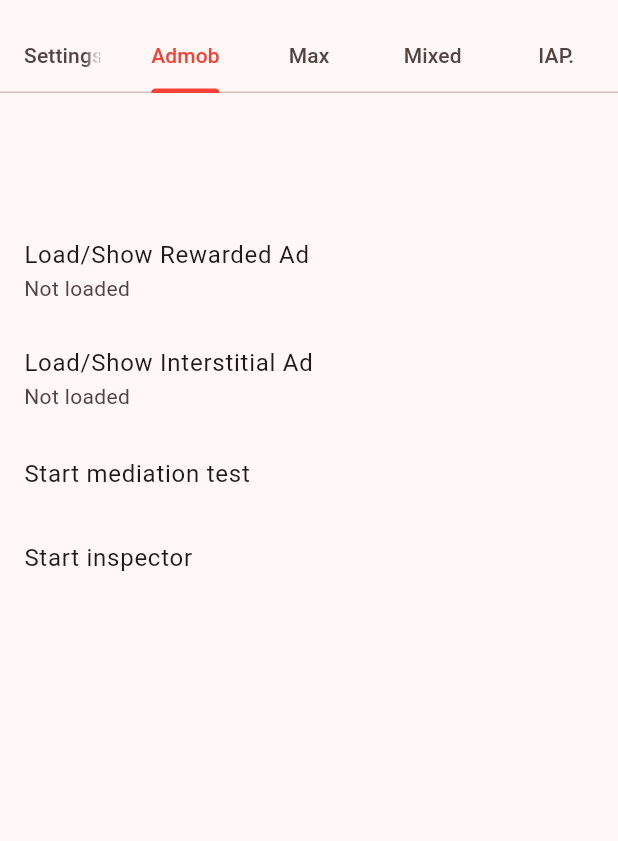
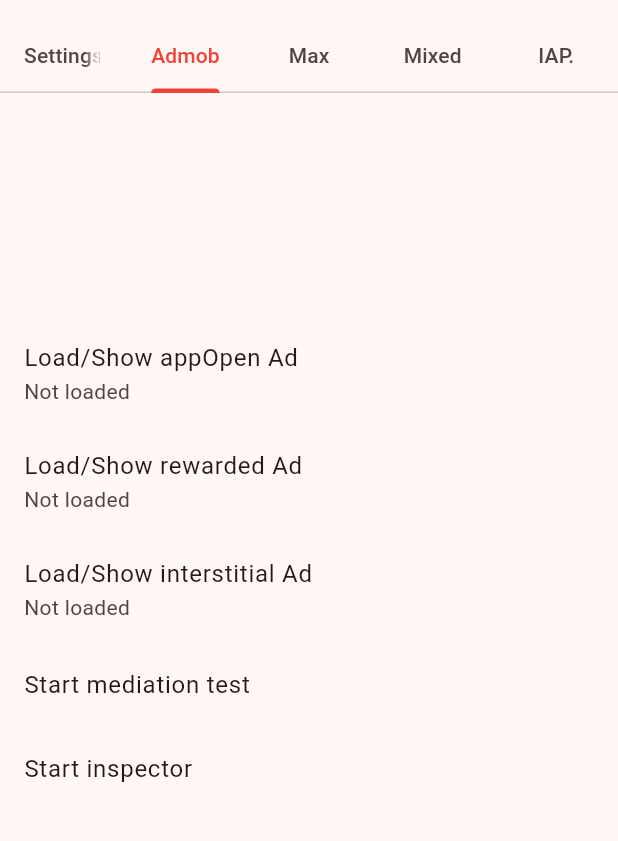
Before and after one commit to LondonX/monetization_kit, a Flutter app: the screen it shows after launch, tab 2 chosen, on a phone screen of 412 x 824 dp, the part 63-904 px from its top. Run offline on Flutter 3.47's test engine with Material 2 defaults, Android fonts, the phone set to English and light mode, and no system bars; our stand-ins replace google_mobile_ads, in_app_purchase, visibility_detector; network calls fail; statements that could not run were skipped.

Commit message:
update Example to support appOpen ads

```diff
--- a/example/lib/ad_provider_page.dart
+++ b/example/lib/ad_provider_page.dart
@@ -4,17 +4,21 @@ import 'package:monetization_kit/ad/ad_loader.dart';
 import 'package:monetization_kit/ad/widget/auto_loading_ad_container.dart';
 
 class AdProviderPage extends StatefulWidget {
-  final AdLoader native;
-  final AdLoader rewarded;
-  final AdLoader interstitial;
+  final AdLoader? native;
+  final AdLoader? banner;
+  final AdLoader? appOpen;
+  final AdLoader? interstitial;
+  final AdLoader? rewarded;
   final Function()? startMediationTest;
   final Function()? startInspector;
 
   const AdProviderPage({
     Key? key,
     required this.native,
+    required this.banner,
+    required this.appOpen,
+    required this.interstitial,
     required this.rewarded,
-    required this.interstitial,
     required this.startMediationTest,
     required this.startInspector,
   }) : super(key: key);
@@ -25,86 +29,74 @@ class AdProviderPage extends StatefulWidget {
 
 class _AdmobPageState extends State<AdProviderPage>
     with AutomaticKeepAliveClientMixin {
-  Object? _rewardedAd;
-  Object? _interstitialAd;
-  bool _rewardedAdLoading = false;
-  bool _interstitialAdLoading = false;
+  final _loadings = <AdLoader>{};
 
-  _loadRewardedAd() async {
+  _loadFullscreenAd(AdLoader adLoader) async {
+    if (_loadings.contains(adLoader)) return;
     setState(() {
-      _rewardedAdLoading = true;
+      _loadings.add(adLoader);
     });
-    final rewardedAd = await widget.rewarded.loadFullscreenAd();
+    await adLoader.loadFullscreenAd();
     setState(() {
-      _rewardedAdLoading = false;
-      _rewardedAd = rewardedAd;
+      _loadings.remove(adLoader);
     });
   }
 
-  _showRewardedAd() async {
-    final rewarded = await widget.rewarded.showFullscreenAd();
-    if (!rewarded) return;
-    setState(() {
-      _rewardedAd = null;
-    });
-  }
-
-  _loadInterstitialAd() async {
-    setState(() {
-      _interstitialAdLoading = true;
-    });
-    final interstitialAd = await widget.interstitial.loadFullscreenAd();
-    setState(() {
-      _interstitialAdLoading = false;
-      _interstitialAd = interstitialAd;
-    });
-  }
-
-  _showInterstitialAd() async {
-    final rewarded = await widget.interstitial.showFullscreenAd();
-    if (!rewarded) return;
-    setState(() {
-      _interstitialAd = null;
-    });
+  _showFullscreenAd(AdLoader adLoader) async {
+    final rewarded = await adLoader.showFullscreenAd();
+    if (!mounted) return;
+    await showDialog(
+      context: context,
+      builder: (context) => AlertDialog(
+        title: const Text("Fullscreen Ad"),
+        content: Text("type: ${adLoader.adType} rewarded: $rewarded"),
+        actions: [
+          TextButton(
+            onPressed: Navigator.of(context).pop,
+            child: const Text("OK"),
+          ),
+        ],
+      ),
+    );
+    setState(() {});
   }
 
   @override
   Widget build(BuildContext context) {
     super.build(context);
+    final native = widget.native;
+    final banner = widget.banner;
+    final appOpen = widget.appOpen;
+    final rewarded = widget.rewarded;
+    final interstitial = widget.interstitial;
     return ListView(
       children: [
-        AutoLoadingAdContainer(
-          adLoader: widget.native,
+        native == null
+            ? const ListTile(
+                title: Text("widget.native is null"),
+                enabled: false,
+              )
+            : AutoLoadingAdContainer(adLoader: native),
+        banner == null
+            ? const ListTile(
+                title: Text("widget.banner is null"),
+                enabled: false,
+              )
+            : AutoLoadingAdContainer(adLoader: banner),
+        _buildFullscreenAdLoaderTile(
+          context,
+          displayName: "appOpen",
+          adLoader: appOpen,
         ),
-        ListTile(
-          title: const Text("Load/Show Rewarded Ad"),
-          onTap: _rewardedAdLoading
-              ? null
-              : _rewardedAd == null
-                  ? _loadRewardedAd
-                  : _showRewardedAd,
-          subtitle: Text(
-            _rewardedAdLoading
-                ? "Loading..."
-                : _rewardedAd == null
-                    ? "Not loaded"
-                    : "✅ Loaded",
-          ),
+        _buildFullscreenAdLoaderTile(
+          context,
+          displayName: "rewarded",
+          adLoader: rewarded,
         ),
-        ListTile(
-          title: const Text("Load/Show Interstitial Ad"),
-          onTap: _interstitialAdLoading
-              ? null
-              : _interstitialAd == null
-                  ? _loadInterstitialAd
-                  : _showInterstitialAd,
-          subtitle: Text(
-            _interstitialAdLoading
-                ? "Loading..."
-                : _interstitialAd == null
-                    ? "Not loaded"
-                    : "✅ Loaded",
-          ),
+        _buildFullscreenAdLoaderTile(
+          context,
+          displayName: "interstitial",
+          adLoader: interstitial,
         ),
         ListTile(
           title: const Text("Start mediation test"),
@@ -128,4 +120,36 @@ class _AdmobPageState extends State<AdProviderPage>
 
   @override
   bool get wantKeepAlive => true;
+
+  Widget _buildFullscreenAdLoaderTile(
+    BuildContext context, {
+    required String displayName,
+    required AdLoader? adLoader,
+  }) {
+    if (adLoader == null) {
+      return ListTile(
+        title: Text("widget.$displayName is null"),
+        enabled: false,
+      );
+    }
+    final isLoading = _loadings.contains(adLoader);
+    final isLoaded = adLoader.adCacheValid;
+    return ListTile(
+      title: Text("Load/Show $displayName Ad"),
+      onTap: isLoading
+          ? null
+          : () {
+              isLoaded
+                  ? _showFullscreenAd(adLoader)
+                  : _loadFullscreenAd(adLoader);
+            },
+      subtitle: Text(
+        isLoading
+            ? "Loading..."
+            : isLoaded
+                ? "✅ Loaded"
+                : "Not loaded",
+      ),
+    );
+  }
 }
--- a/example/lib/main.dart
+++ b/example/lib/main.dart
@@ -20,35 +20,39 @@ class MyApp extends StatefulWidget {
 
 class _MyAppState extends State<MyApp> with TickerProviderStateMixin {
   late final _appPages = [
-    SettingsPage(fakeAnalytics: _fakeAnalytics),
+    SettingsPage(
+      fakeAnalyticsList: [
+        _admobFakeAnalytics,
+        _maxFakeAnalytics,
+        _mixedFakeAnalytics,
+      ],
+    ),
     // Admob
     AdProviderPage(
       native: AdLoader(
-        unitIds: ["ca-app-pub-3940256099942544/1044960115"],
+        unitIds: ["ca-app-pub-2883108589250494/6226665874"],
         adType: AdType.nativeSmall,
-        log: (provider, action, type, unitId) {
-          _fakeAnalytics.log(
-            "AdmobPage(${provider.name})\n${action.name}\n${type.name}\n$unitId",
-          );
-        },
+        log: _admobFakeAnalytics.logAds,
+      ),
+      banner: AdLoader(
+        unitIds: ["ca-app-pub-2883108589250494/9685483018"],
+        adType: AdType.banner,
+        log: _admobFakeAnalytics.logAds,
+      ),
+      appOpen: AdLoader(
+        unitIds: ["ca-app-pub-2883108589250494/8835435774"],
+        adType: AdType.appOpen,
+        log: _admobFakeAnalytics.logAds,
       ),
       rewarded: AdLoader(
-        unitIds: ["ca-app-pub-3940256099942544/5224354917"],
+        unitIds: ["ca-app-pub-2883108589250494/3774680789"],
         adType: AdType.rewarded,
-        log: (provider, action, type, unitId) {
-          _fakeAnalytics.log(
-            "AdmobPage(${provider.name})\n${action.name}\n${type.name}\n$unitId",
-          );
-        },
+        log: _admobFakeAnalytics.logAds,
       ),
       interstitial: AdLoader(
-        unitIds: ["ca-app-pub-3940256099942544/1033173712"],
+        unitIds: ["ca-app-pub-2883108589250494/5119514054"],
         adType: AdType.interstitial,
-        log: (provider, action, type, unitId) {
-          _fakeAnalytics.log(
-            "AdmobPage(${provider.name})\n${action.name}\n${type.name}\n$unitId",
-          );
-        },
+        log: _admobFakeAnalytics.logAds,
       ),
       startMediationTest: MonetizationKit.instance.startAdmobMediationTest,
       startInspector: MonetizationKit.instance.startAdmobInspector,
@@ -58,29 +62,19 @@ class _MyAppState extends State<MyApp> with TickerProviderStateMixin {
       native: AdLoader(
         unitIds: ["b98b4d46aac279a7"],
         adType: AdType.native,
-        log: (provider, action, type, unitId) {
-          _fakeAnalytics.log(
-            "MaxPage(${provider.name})\n${action.name}\n${type.name}\n$unitId",
-          );
-        },
+        log: _maxFakeAnalytics.logAds,
       ),
+      banner: null,
+      appOpen: null,
       rewarded: AdLoader(
         unitIds: ["f1dafda1d3cf071f"],
         adType: AdType.rewarded,
-        log: (provider, action, type, unitId) {
-          _fakeAnalytics.log(
-            "MaxPage(${provider.name})\n${action.name}\n${type.name}\n$unitId",
-          );
-        },
+        log: _maxFakeAnalytics.logAds,
       ),
       interstitial: AdLoader(
         unitIds: ["87ee2d50d54de7f8"],
         adType: AdType.interstitial,
-        log: (provider, action, type, unitId) {
-          _fakeAnalytics.log(
-            "MaxPage(${provider.name})\n${action.name}\n${type.name}\n$unitId",
-          );
-        },
+        log: _maxFakeAnalytics.logAds,
       ),
       startMediationTest: MonetizationKit.instance.startMaxMediationTest,
       startInspector: null,
@@ -89,39 +83,37 @@ class _MyAppState extends State<MyApp> with TickerProviderStateMixin {
     AdProviderPage(
       native: AdLoader(
         unitIds: [
-          "ca-app-pub-3940256099942544/1044960115",
+          "ca-app-pub-2883108589250494/6226665874",
           "b98b4d46aac279a7",
         ],
         adType: AdType.native,
-        log: (provider, action, type, unitId) {
-          _fakeAnalytics.log(
-            "MixedPage(${provider.name})\n${action.name}\n${type.name}\n$unitId",
-          );
-        },
+        log: _mixedFakeAnalytics.logAds,
+      ),
+      banner: AdLoader(
+        unitIds: ["ca-app-pub-2883108589250494/9685483018"],
+        adType: AdType.banner,
+        log: _mixedFakeAnalytics.logAds,
+      ),
+      appOpen: AdLoader(
+        unitIds: ["ca-app-pub-2883108589250494/8835435774"],
+        adType: AdType.appOpen,
+        log: _mixedFakeAnalytics.logAds,
       ),
       rewarded: AdLoader(
         unitIds: [
-          "ca-app-pub-3940256099942544/5224354917",
+          "ca-app-pub-2883108589250494/3774680789",
           "f1dafda1d3cf071f",
         ],
         adType: AdType.rewarded,
-        log: (provider, action, type, unitId) {
-          _fakeAnalytics.log(
-            "MixedPage(${provider.name})\n${action.name}\n${type.name}\n$unitId",
-          );
-        },
+        log: _mixedFakeAnalytics.logAds,
       ),
       interstitial: AdLoader(
         unitIds: [
-          "ca-app-pub-3940256099942544/1033173712",
+          "ca-app-pub-2883108589250494/5119514054",
           "87ee2d50d54de7f8",
         ],
         adType: AdType.interstitial,
-        log: (provider, action, type, unitId) {
-          _fakeAnalytics.log(
-            "MixedPage(${provider.name})\n${action.name}\n${type.name}\n$unitId",
-          );
-        },
+        log: _mixedFakeAnalytics.logAds,
       ),
       startMediationTest: null,
       startInspector: null,
@@ -129,7 +121,9 @@ class _MyAppState extends State<MyApp> with TickerProviderStateMixin {
     //IAP
     const IAPPage(),
   ];
-  final _fakeAnalytics = FakeAnalytics();
+  final _admobFakeAnalytics = FakeAnalytics(page: "AdmobPage");
+  final _maxFakeAnalytics = FakeAnalytics(page: "MaxPage");
+  final _mixedFakeAnalytics = FakeAnalytics(page: "MixedPage");
   late final _tab = TabController(length: _appPages.length, vsync: this);
   bool _initFinished = false;
 
--- a/example/lib/settings_page.dart
+++ b/example/lib/settings_page.dart
@@ -1,12 +1,17 @@
+import 'dart:async';
+
 import 'package:flutter/foundation.dart';
 import 'package:flutter/material.dart';
+
+import 'package:monetization_kit/ad/entity/ad_enum.dart';
+import 'package:monetization_kit/ad/provider/ad_provider.dart';
 import 'package:monetization_kit/monetization_kit.dart';
 
 class SettingsPage extends StatefulWidget {
-  final FakeAnalytics fakeAnalytics;
+  final List<FakeAnalytics> fakeAnalyticsList;
   const SettingsPage({
     super.key,
-    required this.fakeAnalytics,
+    required this.fakeAnalyticsList,
   });
 
   @override
@@ -14,6 +19,30 @@ class SettingsPage extends StatefulWidget {
 }
 
 class _SettingsPageState extends State<SettingsPage> {
+  Timer? _lazyUpdating;
+  _analyticsChange() {
+    _lazyUpdating?.cancel();
+    _lazyUpdating = Timer(const Duration(milliseconds: 20), () {
+      setState(() {});
+    });
+  }
+
+  @override
+  void initState() {
+    for (var analytics in widget.fakeAnalyticsList) {
+      analytics.addListener(_analyticsChange);
+    }
+    super.initState();
+  }
+
+  @override
+  void dispose() {
+    for (var analytics in widget.fakeAnalyticsList) {
+      analytics.removeListener(_analyticsChange);
+    }
+    super.dispose();
+  }
+
   @override
   Widget build(BuildContext context) {
     return ListView(
@@ -45,26 +74,36 @@ class _SettingsPageState extends State<SettingsPage> {
           },
         ),
         ListTile(
-          title: const Text("Fake analytics"),
-          subtitle: AnimatedBuilder(
-            animation: widget.fakeAnalytics,
-            builder: (context, child) {
-              final logs = widget.fakeAnalytics._logs;
-              return ListView.builder(
-                itemCount: logs.length,
+          title: Row(
+            children: [
+              const Text("Fake analytics"),
+              const Spacer(),
+              IconButton(
+                onPressed: () {
+                  setState(() {
+                    _logs.clear();
+                  });
+                },
+                icon: Icon(
+                  Icons.delete,
+                  color: Theme.of(context).colorScheme.primary,
+                ),
+              ),
+            ],
+          ),
+          subtitle: ListView.builder(
+            itemCount: _logs.length,
             itemBuilder: (context, index) {
               return Padding(
                 padding: const EdgeInsets.symmetric(
                   horizontal: 8,
                   vertical: 4,
                 ),
-                    child: Text(logs[index]),
+                child: Text(_logs[index]),
               );
             },
             shrinkWrap: true,
             physics: const NeverScrollableScrollPhysics(),
-              );
-            },
           ),
         ),
       ],
@@ -72,8 +111,13 @@ class _SettingsPageState extends State<SettingsPage> {
   }
 }
 
+final _logs = <String>[];
+
 class FakeAnalytics extends ChangeNotifier {
-  final _logs = <String>[];
+  final String page;
+  FakeAnalytics({
+    required this.page,
+  });
 
   log(String s) {
     _logs.insert(0, s);
@@ -81,4 +125,31 @@ class FakeAnalytics extends ChangeNotifier {
     // ignore: avoid_print
     if (!kReleaseMode) print("[FakeAnalytics]$s");
   }
+
+  logAds(AdProvider provider, AdAction action, AdType type, String unitId) {
+    final String actionReadable;
+    switch (action) {
+      case AdAction.request:
+        actionReadable = "🟡 ${action.name}";
+        break;
+      case AdAction.loaded:
+        actionReadable = "🟢 ${action.name}";
+        break;
+      case AdAction.loadFailed:
+        actionReadable = "🔴 ${action.name}";
+        break;
+      case AdAction.impress:
+        actionReadable = "👁 ${action.name}";
+        break;
+      case AdAction.click:
+        actionReadable = "✋ ${action.name}";
+        break;
+      case AdAction.close:
+        actionReadable = "❎ ${action.name}";
+        break;
     }
+    log(
+      "$page(${provider.name})\n$actionReadable\n${type.name}\n$unitId",
+    );
+  }
+}
--- a/lib/ad/provider/ad_provider.dart
+++ b/lib/ad/provider/ad_provider.dart
@@ -5,6 +5,7 @@ abstract class AdProvider {
   final String name;
   const AdProvider({required this.name});
 
+  @protected
   void debugLog(Object? object) {
     if (!MonetizationKit.debug) return;
     // ignore: avoid_print
--- a/pubspec.yaml
+++ b/pubspec.yaml
@@ -15,8 +15,8 @@ dependencies:
   path_provider:
 
   visibility_detector:
-  google_mobile_ads: ^3.1.0
-  in_app_purchase: ^3.1.8
+  google_mobile_ads:
+  in_app_purchase:
 
 dev_dependencies:
   flutter_test:
```
Also changed, not shown: example/pubspec.lock, 2 other files. Lines whose indentation alone changed are shown as unchanged.
